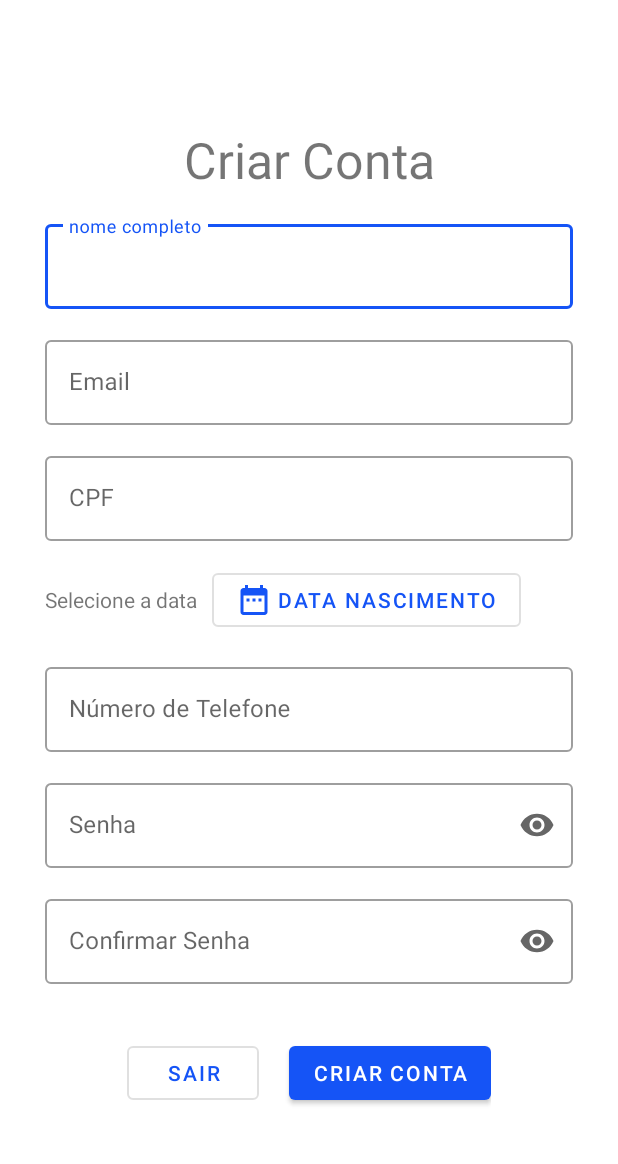
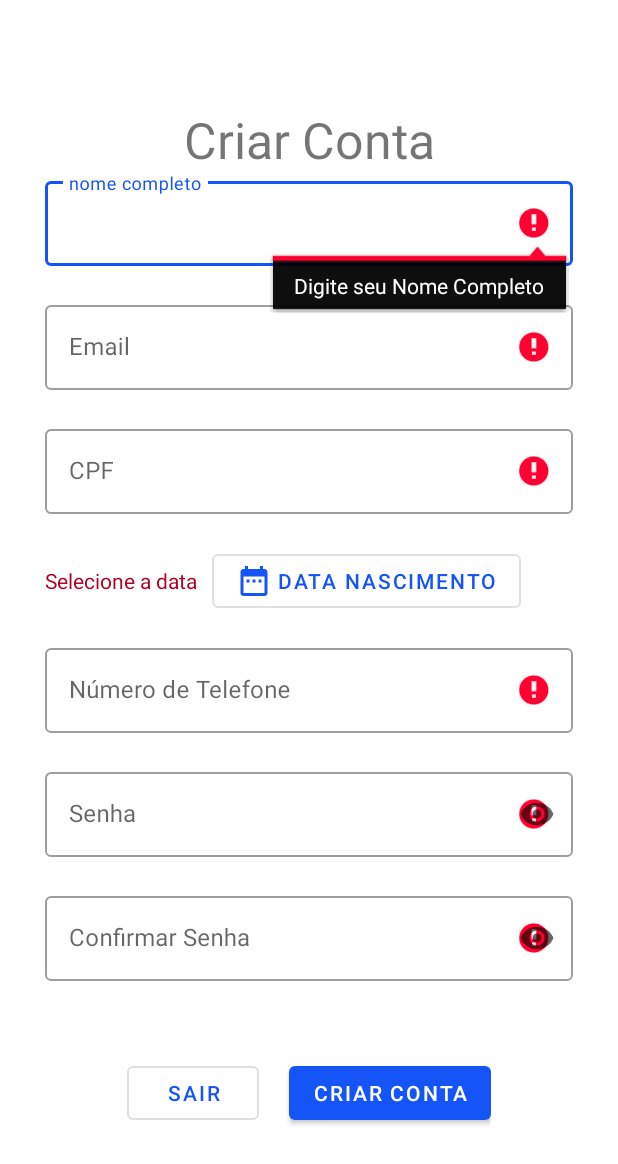
Before and after one commit to ghabrielferrari/PI3-ES-2024-TIME-19, an Android app: the CreateAccountActivity screen opened directly, with no data from a screen before it, after a tap on "CRIAR CONTA", on a phone screen of 412 x 824 dp. Shown: the top 1164 px of the screen. Run offline under Robolectric (Android 15) with nearby library versions, the light colour scheme and no system bars; our stand-ins replace Firebase (no records; nobody signed in at launch, a user with empty details on screens opened directly).

Commit message:
Made Create Account work with Firebase.firestore.

```diff
--- a/app/build.gradle.kts
+++ b/app/build.gradle.kts
@@ -3,6 +3,7 @@ plugins {
     id("org.jetbrains.kotlin.android")
     id("com.google.gms.google-services")
     id("com.google.android.libraries.mapsplatform.secrets-gradle-plugin")
+    id("kotlin-parcelize")
 }
 
 android {
--- a/app/src/main/java/com/example/pi3_es_2024_time19/CreateAccountActivity.kt
+++ b/app/src/main/java/com/example/pi3_es_2024_time19/CreateAccountActivity.kt
@@ -13,36 +13,44 @@ import android.widget.Toast
 import androidx.appcompat.app.AppCompatActivity
 import androidx.core.text.set
 import com.example.pi3_es_2024_time19.databinding.ActivityCreateAccountBinding
+import com.example.pi3_es_2024_time19.databinding.ActivityMainBinding
+import com.example.pi3_es_2024_time19.models.User
 import com.google.firebase.Firebase
 import com.google.firebase.auth.FirebaseAuth
 import com.google.firebase.auth.FirebaseUser
 import com.google.firebase.firestore.core.FirestoreClient
 import com.google.firebase.firestore.firestore
 import java.util.Calendar
+import com.example.pi3_es_2024_time19.models.UserData
+import com.example.pi3_es_2024_time19.utils.showToast
+import com.google.firebase.auth.auth
 
 class CreateAccountActivity : AppCompatActivity(), DatePickerDialog.OnDateSetListener {
-    private val binding by lazy {
-        ActivityCreateAccountBinding.inflate(layoutInflater)
-    }
+    private lateinit var binding: ActivityCreateAccountBinding
     private var day = 0
     private var month = 0
     private var year = 0
     private var savedDay = 0
     private var savedMonth = 0
     private var savedYear = 0
-    private lateinit var auth: FirebaseAuth
-    val db = Firebase.firestore
 
     private lateinit var email: String
     private lateinit var password: String
-    private lateinit var cpf: Number
+    private var cpf: Long = 0
     private lateinit var telefone: String
     private lateinit var nome_completo: String
 
+    private lateinit var auth: FirebaseAuth
+    private var db = Firebase.firestore
+
     override fun onCreate(savedInstanceState: Bundle?) {
         super.onCreate(savedInstanceState)
-        val binding = ActivityCreateAccountBinding.inflate(layoutInflater)
+        setupBinding()
         setContentView(binding.root)
+
+        // Initialize Firebase features objects
+        initFirebaseAuth()
+        initFirebaseFirestore()
 
         binding.btnExit.setOnClickListener {
             val intent: Intent = Intent(this, LoginActivity::class.java)
@@ -54,9 +62,25 @@ class CreateAccountActivity : AppCompatActivity(), DatePickerDialog.OnDateSetLis
         }
 
         binding.btnCreateAccount.setOnClickListener {
-            // TODO Create Account
-            signUp("breno19a.f@gmail.com", "123456")
+            if (validateFields()) {
+                showToast("SignUp")
+                signUp()
+            }
+
         }
+    }
+
+    private fun setupBinding() {
+        binding = ActivityCreateAccountBinding.inflate(layoutInflater)
+    }
+
+    private fun initFirebaseAuth() {
+        // Initialize Firebase Auth
+        auth = Firebase.auth
+    }
+
+    private fun initFirebaseFirestore() {
+        db = Firebase.firestore
     }
 
     private fun getDateCalendar() {
@@ -75,18 +99,33 @@ class CreateAccountActivity : AppCompatActivity(), DatePickerDialog.OnDateSetLis
         savedYear = year
         savedMonth = month + 1
         savedDay = dayOfMonth
+        showToast("$savedDay/$savedMonth/$savedYear")
         val dateTextView = findViewById<TextView>(R.id.tvDateText)
-        dateTextView.setText("$savedDay/$savedMonth/$savedYear")
+        dateTextView.text = "$savedDay/$savedMonth/$savedYear"
     }
 
-    private fun signUp(email: String, password: String) {
+    private fun signIn(email: String,password: String) {
+        auth.signInWithEmailAndPassword(
+            email,
+            password
+        ).addOnCompleteListener(this) { task ->
+            if (task.isSuccessful) {
+                Toast.makeText(this, "User Logged In :)", Toast.LENGTH_SHORT).show()
+                openMainActivity()
+            } else {
+                Toast.makeText(this, "(!) Login Failed - Check Connection", Toast.LENGTH_LONG).show()
+            }
+        }
+    }
+
+    private fun signUp() {
         auth.createUserWithEmailAndPassword(email, password)
             .addOnCompleteListener(this) { task ->
                 if (task.isSuccessful) {
                     // Sign up success, update UI with the signed-in user's information
                     val user = auth.currentUser as FirebaseUser
-                    val user_data = getUserData(user)
-                    addUserDataToCollection(user_data)
+                    saveUserDataToFirestore(user)
+                    signIn(email, password)
 
                 } else {
                     // If sign up fails, display a message to the user.
@@ -95,71 +134,79 @@ class CreateAccountActivity : AppCompatActivity(), DatePickerDialog.OnDateSetLis
             }
     }
 
-    private fun createAccount() {
-        email = binding.tvEmail.text.toString()
-        password = binding.tvPassword.text.toString()
-        val confirmation_password = binding.tvConfirmPassword.toString()
-        nome_completo = binding.tvCompleteName.text.toString()
-        cpf = binding.tvCpf.text.toString().toInt()
-        telefone = binding.tvPhoneNum.toString()
+    private fun validateFields(): Boolean {
+        var isValid = true
+        val emailText = binding.tvEmail.text
+        val passwordText = binding.tvPassword.text
+        val confirmationPasswordText = binding.tvConfirmPassword.text
+        val nomeCompletoText = binding.tvCompleteName.text
+        val cpfText = binding.tvCpf.text
+        val telefoneText = binding.tvPhoneNum.text
 
-        if (email.isEmpty()) {
-            Toast.makeText(this, "WARNING! - Email field is empty", Toast.LENGTH_SHORT).show()
-        } else {
-            if (password.isEmpty()) {
-                Toast.makeText(this, "WARNING! - Password field is empty", Toast.LENGTH_SHORT).show()
-            } else {
-                if (confirmation_password.isEmpty()) {
-                    Toast.makeText(this, "WARNING! - Confirm your Password", Toast.LENGTH_SHORT).show()
-                } else {
-                    if (nome_completo.isEmpty()) {
-                        Toast.makeText(this, "WARNING! - Enter your Full Name", Toast.LENGTH_SHORT).show()
-                    } else {
-                        if ((cpf as Int) < 10000000000) {
-                            Toast.makeText(this, "WARNING! - CPF must have 11 digits", Toast.LENGTH_SHORT).show()
-                        } else {
-                            if (telefone.isEmpty()) {
-                                Toast.makeText(this, "WARNING! - Type your phone number", Toast.LENGTH_SHORT).show()
-                            } else {
-                                if (savedYear == 0) {
-                                    Toast.makeText(this, "WARNING! - Choose your birth date", Toast.LENGTH_SHORT).show()
-                                } else {
-                                    signUp(email, password)
-                                }
-                            }
-                        }
-                    }
-
-                    if (password == confirmation_password) {
-
-                    } else {
-                        Toast.makeText(this, "Verify your Connection! - Could not Sign Up", Toast.LENGTH_SHORT).show()
-                    }
-                }
-            }
+        if (nomeCompletoText?.isEmpty() == true) {
+            binding.tvCompleteName.error = "Digite seu Nome Completo"
+            isValid = false
         }
+        if (emailText?.isEmpty() == true) {
+            binding.tvEmail.error = "Digite seu email"
+            isValid = false
+        }
+        // Try to transform String to Long
+        try {
+            cpf = cpfText.toString().toLong()
+        } catch (e: NumberFormatException) {}
+        if (cpfText?.isEmpty() == true || cpf < 10000000000) {
+            binding.tvCpf.error = "Digite seu CPF, deve ter 11 dígitos"
+            isValid = false
+        }
+        if (telefoneText?.isEmpty() == true) {
+            binding.tvPhoneNum.error = "Digite seu telefone"
+            isValid = false
+        }
+        if (savedYear == 0) {
+            binding.tvDateText.setTextColor(getColor(R.color.danger))
+            isValid = false
+        }
+        if (passwordText?.isEmpty() == true) {
+            binding.tvPassword.error = "Digite umma senha"
+            isValid = false
+        }
+        if (confirmationPasswordText?.isEmpty() == true) {
+            binding.tvConfirmPassword.error = "Confirme sua senha"
+            isValid = false
+        }
+        if (passwordText.toString() != confirmationPasswordText.toString()) {
+            binding.tvPassword.error = "Senhas não são iguais"
+            isValid = false
+        }
+        email = emailText.toString()
+        password = passwordText.toString()
+        nome_completo = nomeCompletoText.toString()
+        telefone = telefoneText.toString()
+        return isValid
     }
 
-    private fun getUserData(user: FirebaseUser): HashMap<Any, Any> {
-
-        val user_data = hashMapOf(
-            "uid" to user?.uid,
-            "cpf" to "FAKE CPF",
-            "data_nascimento" to "2001-11-19",
-            "telefone" to "+5551983551975"
-        ) as HashMap<Any, Any>
-        return user_data
-    }
-
-    private fun addUserDataToCollection(user_data: HashMap<Any, Any>) {
+    private fun saveUserDataToFirestore(user: FirebaseUser) {
+        val user_data = UserData(
+            uid = user.uid,
+            nome_completo = nome_completo,
+            cpf = cpf,
+            data_nascimento = "$year-$month-$day",
+            telefone = telefone
+        )
         db.collection("user_data")
             .add(user_data)
             .addOnSuccessListener {
-                Toast.makeText(this, "User Created", Toast.LENGTH_SHORT).show()
+                showToast("Usuário criado com sucessso")
             }
             .addOnFailureListener {
-                Toast.makeText(this, "Something Went Wrong", Toast.LENGTH_SHORT).show()
+                showToast("Não foi possível criar sua conta :(, tente novamente ou verifique sua internet")
             }
     }
 
+    private fun openMainActivity() {
+        val intent = Intent(this, MainActivity::class.java)
+        startActivity(intent)
+    }
+
 }
--- a/app/src/main/java/com/example/pi3_es_2024_time19/MainActivity.kt
+++ b/app/src/main/java/com/example/pi3_es_2024_time19/MainActivity.kt
@@ -40,7 +40,7 @@ class MainActivity : AppCompatActivity() {
         initFirebaseAuth()
         // Assign user
         user = auth.currentUser as FirebaseUser
-        Toast.makeText(this, "UID=${user.uid}", Toast.LENGTH_SHORT).show()
+//        Toast.makeText(this, "UID=${user.uid}", Toast.LENGTH_SHORT).show()
     }
 
     private fun setToolbarTitle(title: String) {
@@ -74,7 +74,7 @@ class MainActivity : AppCompatActivity() {
     }
 
     private  fun replaceFragment(fragment: Fragment) {
-        Toast.makeText(this, "Fragment Changed", Toast.LENGTH_SHORT).show()
+//        Toast.makeText(this, "Fragment Changed", Toast.LENGTH_SHORT).show()
         val fragmentManager = supportFragmentManager
         val fragmentTransaction = fragmentManager.beginTransaction()
         fragmentTransaction.replace(R.id.frame_layout, fragment)
--- a/app/src/main/res/layout/activity_create_account.xml
+++ b/app/src/main/res/layout/activity_create_account.xml
@@ -23,14 +23,17 @@
         android:id="@+id/tlNome"
         android:layout_width="match_parent"
         android:layout_height="wrap_content"
-        android:layout_marginTop="15dp"
+        android:layout_marginTop="0dp"
         android:hint="nome completo"
+        app:errorEnabled="true"
+        app:errorTextColor="@color/danger"
         style="@style/Widget.MaterialComponents.TextInputLayout.OutlinedBox">
 
         <com.google.android.material.textfield.TextInputEditText
             android:id="@+id/tvCompleteName"
             android:layout_width="match_parent"
             android:layout_height="wrap_content"
+            android:inputType="text"
             />
 
     </com.google.android.material.textfield.TextInputLayout>
@@ -39,14 +42,16 @@
         android:id="@+id/tlEmail"
         android:layout_width="match_parent"
         android:layout_height="wrap_content"
-        android:layout_marginTop="15dp"
         android:hint="Email"
+        app:errorEnabled="true"
+        app:errorTextColor="@color/danger"
         style="@style/Widget.MaterialComponents.TextInputLayout.OutlinedBox">
 
         <com.google.android.material.textfield.TextInputEditText
             android:id="@+id/tvEmail"
             android:layout_width="match_parent"
             android:layout_height="wrap_content"
+            android:inputType="text"
             />
 
     </com.google.android.material.textfield.TextInputLayout>
@@ -55,8 +60,10 @@
         android:id="@+id/tlCpf"
         android:layout_width="match_parent"
         android:layout_height="wrap_content"
-        android:layout_marginTop="15dp"
+        android:layout_marginTop="0dp"
         android:hint="CPF"
+        app:errorEnabled="true"
+        app:errorTextColor="@color/danger"
         style="@style/Widget.MaterialComponents.TextInputLayout.OutlinedBox">
         <com.google.android.material.textfield.TextInputEditText
             android:id="@+id/tvCpf"
@@ -70,7 +77,7 @@
     <androidx.appcompat.widget.LinearLayoutCompat
         android:layout_width="match_parent"
         android:layout_height="wrap_content"
-        android:layout_marginTop="15dp"
+        android:layout_marginTop="0dp"
         android:orientation="horizontal"
         android:gravity="start">
         <com.google.android.material.textview.MaterialTextView
@@ -96,21 +103,25 @@
         android:layout_marginTop="15dp"
         app:helperTextEnabled="true"
         android:hint="Número de Telefone"
+        app:errorEnabled="true"
+        app:errorTextColor="@color/danger"
         style="@style/Widget.MaterialComponents.TextInputLayout.OutlinedBox">
         <com.google.android.material.textfield.TextInputEditText
             android:id="@+id/tvPhoneNum"
             android:layout_width="match_parent"
             android:layout_height="wrap_content"
-            android:inputType="phone" />
+            android:inputType="text" />
     </com.google.android.material.textfield.TextInputLayout>
 
     <com.google.android.material.textfield.TextInputLayout
         android:id="@+id/tlPassword"
         android:layout_width="match_parent"
         android:layout_height="wrap_content"
-        android:layout_marginTop="15dp"
+        android:layout_marginTop="0dp"
         app:endIconMode="password_toggle"
         android:hint="Senha"
+        app:errorEnabled="true"
+        app:errorTextColor="@color/danger"
         style="@style/Widget.MaterialComponents.TextInputLayout.OutlinedBox">
         <com.google.android.material.textfield.TextInputEditText
             android:id="@+id/tvPassword"
@@ -124,9 +135,11 @@
         android:id="@+id/tlConfirmPassword"
         android:layout_width="match_parent"
         android:layout_height="wrap_content"
-        android:layout_marginTop="15dp"
+        android:layout_marginTop="0dp"
         app:endIconMode="password_toggle"
         android:hint="Confirmar Senha"
+        app:errorEnabled="true"
+        app:errorTextColor="@color/danger"
         style="@style/Widget.MaterialComponents.TextInputLayout.OutlinedBox">
         <com.google.android.material.textfield.TextInputEditText
             android:id="@+id/tvConfirmPassword"
@@ -139,7 +152,7 @@
     <androidx.appcompat.widget.LinearLayoutCompat
         android:layout_width="wrap_content"
         android:layout_height="wrap_content"
-        android:layout_marginTop="35dp"
+        android:layout_marginTop="30dp"
         android:orientation="horizontal"
         android:layout_gravity="center_horizontal"
         >
--- a/app/src/main/res/layout/fragment_account.xml
+++ b/app/src/main/res/layout/fragment_account.xml
@@ -27,13 +27,13 @@
         </androidx.cardview.widget.CardView>
 
         <TextView
+            android:id="@+id/helloName"
             android:layout_width="wrap_content"
             android:layout_height="wrap_content"
             android:layout_marginTop="24dp"
             android:layout_marginStart="24dp"
             android:layout_marginEnd="24dp"
             android:textAppearance="?attr/textAppearanceHeadline6"
-            android:id="@+id/helloName"
             android:text="Hello, Name" />
 
         <TextView
```
Also changed, not shown: app/src/main/java/com/example/pi3_es_2024_time19/LoginActivity.kt (+6 -4 lines), app/src/main/java/com/example/pi3_es_2024_time19/RegisterCardActivity.kt (+7 -7 lines), app/src/main/java/com/example/pi3_es_2024_time19/fragments/AccountFragment.kt (+38 -0 lines), app/src/main/java/com/example/pi3_es_2024_time19/models/Card.kt (+3 -4 lines), app/src/main/java/com/example/pi3_es_2024_time19/models/User.kt (+3 -4 lines), app/src/main/java/com/example/pi3_es_2024_time19/models/UserData.kt (added, +13 -0 lines).
